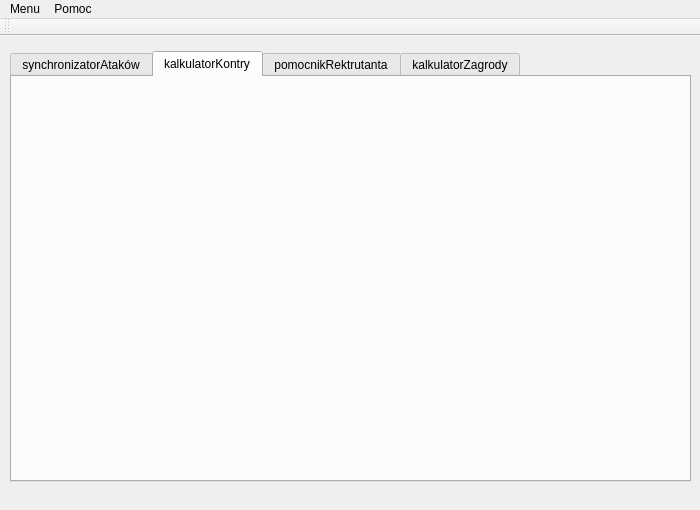
This is tribalmain.ui in cranCode/tribalToolkit as Qt 5 draws it before an edit. The edited form follows.
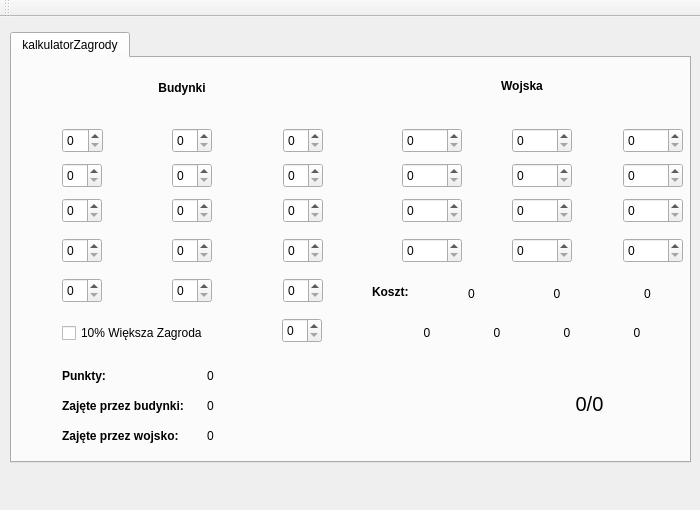
This is the edited form. The open tabs and pages were chosen to show the change. Icons and pictures are not drawn.

Commit message: ready to build

Patch:
```diff
--- a/tribalmain.ui
+++ b/tribalmain.ui
@@ -47,24 +47,8 @@
     <property name="tabsClosable">
      <bool>false</bool>
     </property>
-    <widget class="QWidget" name="synchronizatorAtakowTab">
-     <attribute name="title">
-      <string>synchronizatorAtaków</string>
-     </attribute>
-    </widget>
-    <widget class="QWidget" name="kalkulatorKontryTab">
-     <property name="autoFillBackground">
-      <bool>false</bool>
-     </property>
-     <attribute name="title">
-      <string>kalkulatorKontry</string>
-     </attribute>
-    </widget>
-    <widget class="QWidget" name="pomocnikRektrutantaTab">
-     <attribute name="title">
-      <string>pomocnikRektrutanta</string>
-     </attribute>
-    </widget>
+    
+    
     <widget class="QWidget" name="kalkulatorZagrodyTab">
      <property name="enabled">
       <bool>true</bool>
@@ -1382,36 +1366,10 @@
     </widget>
    </widget>
   </widget>
-  <widget class="QMenuBar" name="menuBar">
-   <property name="geometry">
-    <rect>
-     <x>0</x>
-     <y>0</y>
-     <width>700</width>
-     <height>23</height>
-    </rect>
+  <widget class="QStatusBar" name="statusBar">
+   <property name="sizeGripEnabled">
+    <bool>false</bool>
    </property>
-   <widget class="QMenu" name="menuMenu">
-    <property name="title">
-     <string>Menu</string>
-    </property>
-    <addaction name="actionKonfiguracja"/>
-    <addaction name="separator"/>
-    <addaction name="separator"/>
-    <addaction name="separator"/>
-    <addaction name="separator"/>
-    <addaction name="actionZakoncz"/>
-   </widget>
-   <widget class="QMenu" name="menuPomoc">
-    <property name="title">
-     <string>Pomoc</string>
-    </property>
-    <addaction name="actionAutorzy_2"/>
-    <addaction name="actionStrona_WWW_2"/>
-    <addaction name="actionWspom_Projekt"/>
-   </widget>
-   <addaction name="menuMenu"/>
-   <addaction name="menuPomoc"/>
   </widget>
   <widget class="QToolBar" name="mainToolBar">
    <property name="enabled">
```
Left out of the diff: 7 changed lines with no effect on the pictures.
